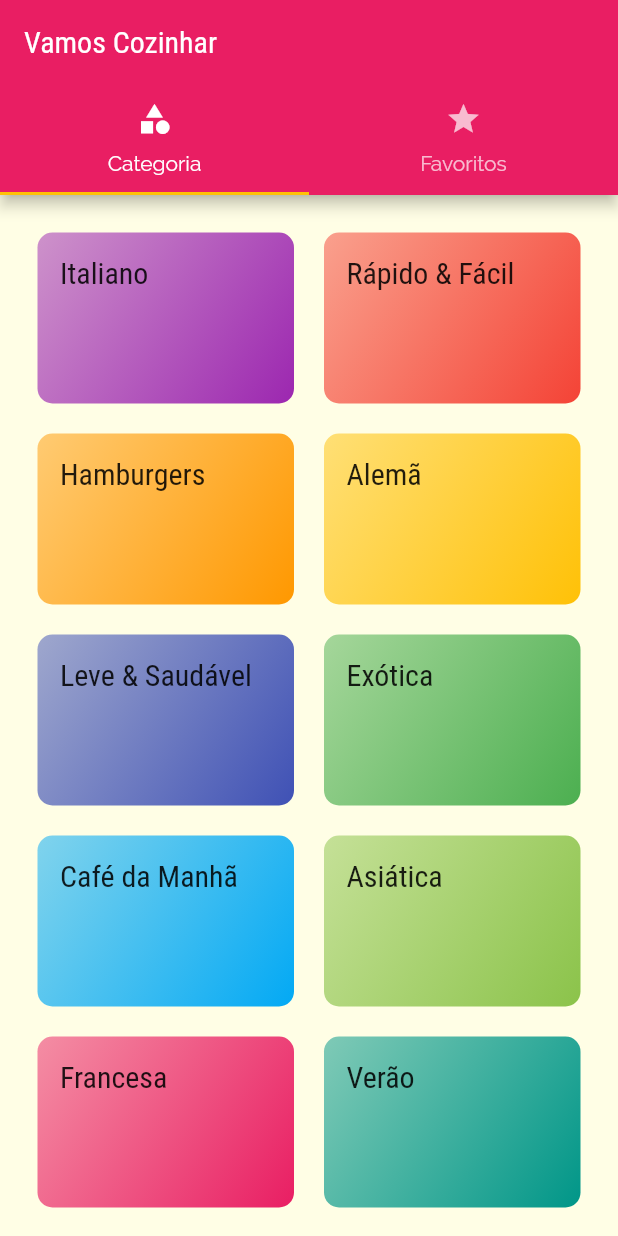
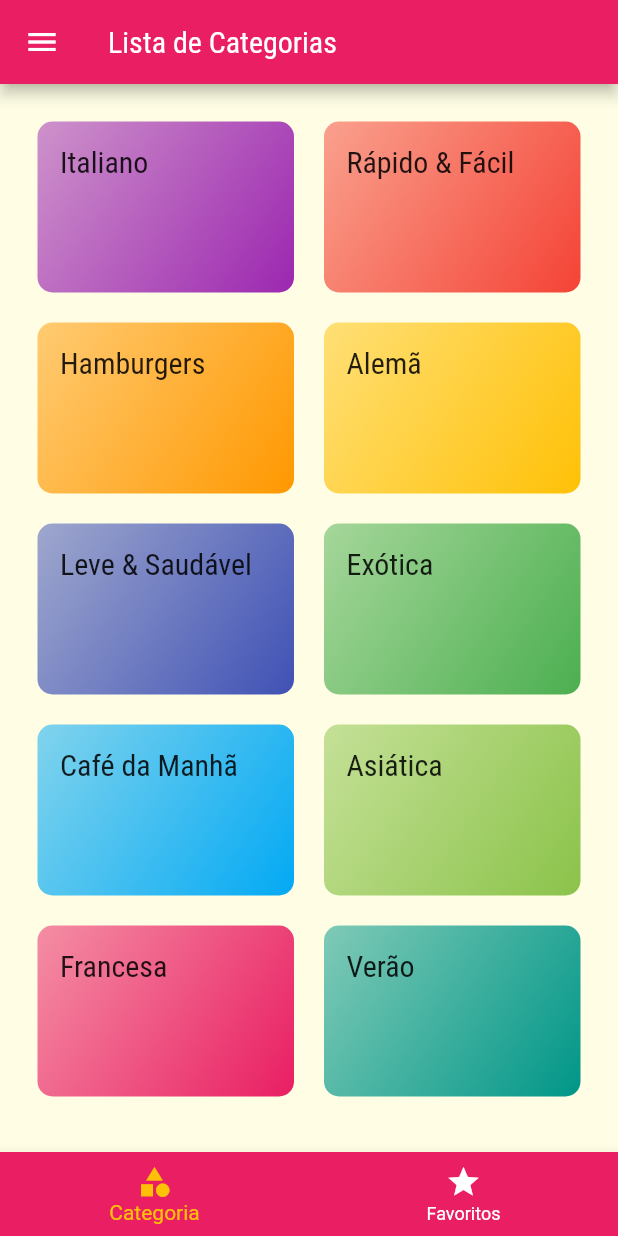
Before and after one commit to tiagosmweb/meals, a Flutter app: the screen it shows after launch, on a phone screen of 412 x 824 dp. Run offline on Flutter 3.47's test engine with Material 2 defaults, Android fonts, the phone set to English and light mode, and no system bars.

```diff
--- a/lib/screens/tabs.dart
+++ b/lib/screens/tabs.dart
@@ -2,32 +2,57 @@ import 'package:flutter/material.dart';
 import 'package:meals/screens/favorite.dart';
 import 'categories.dart';
 import 'categories_meals.dart';
+import '../components/main_drawer.dart';
 
-class TabsScreen extends StatelessWidget {
+class TabsScreen extends StatefulWidget {
+  @override
+  State<TabsScreen> createState() => _TabsScreenState();
+}
+
+class _TabsScreenState extends State<TabsScreen> {
+  int _selectedScreenIndex = 0;
+
+  final List<String> _titles = [
+    'Lista de Categorias',
+    'Meus Favoritos',
+  ];
+
+  final List<Widget> _screens = [
+    CategorieScreen(),
+    FavoriteScreen(),
+  ];
+
+  _selectedScreen(int index) {
+    setState(() {
+      _selectedScreenIndex = index;
+    });
+  }
+
   @override
   Widget build(BuildContext context) {
     return DefaultTabController(
       length: 2,
       child: Scaffold(
         appBar: AppBar(
-          title: const Text('Vamos Cozinhar'),
-          bottom: TabBar(
-            tabs: [
-              Tab(
-                icon: Icon(Icons.category),
-                text: 'Categoria',
-              ),
-              Tab(
-                icon: Icon(Icons.star),
-                text: 'Favoritos',
-              ),
-            ],
-          ),
+          title: Text(_titles[_selectedScreenIndex]),
         ),
-        body: TabBarView(
-          children: [
-            CategorieScreen(),
-            FavoriteScreen(),
+        drawer: MainDrawer(),
+        body: _screens[_selectedScreenIndex],
+        bottomNavigationBar: BottomNavigationBar(
+          onTap: _selectedScreen,
+          backgroundColor: Theme.of(context).colorScheme.primary,
+          unselectedItemColor: Colors.white,
+          selectedItemColor: Theme.of(context).colorScheme.secondary,
+          currentIndex: _selectedScreenIndex,
+          items: [
+            BottomNavigationBarItem(
+              icon: Icon(Icons.category),
+              label: 'Categoria',
+            ),
+            BottomNavigationBarItem(
+              icon: Icon(Icons.star),
+              label: 'Favoritos',
+            ),
           ],
         ),
       ),
```
